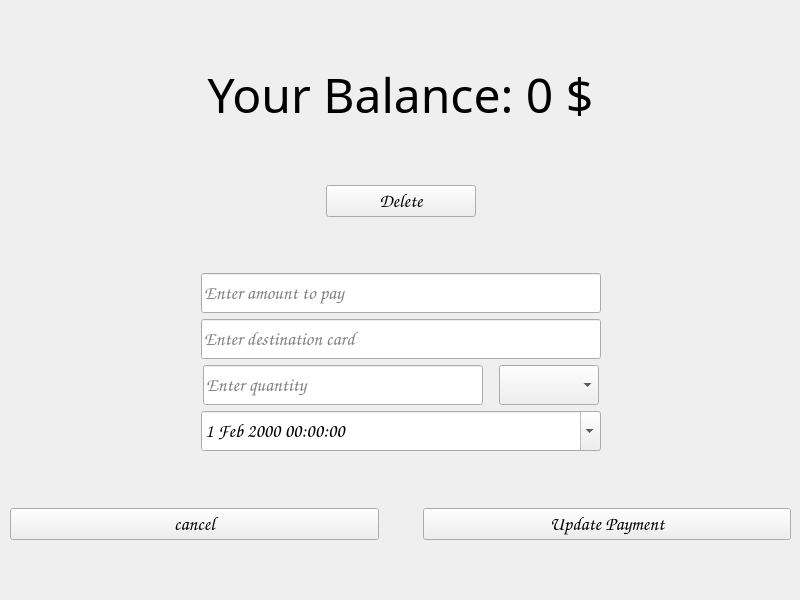
Above: frontend/menus/UpdatePaymentMenu/updatepaymentmenu.ui from grytsiuko/QuadroBank before the change. Below: the same form after it.
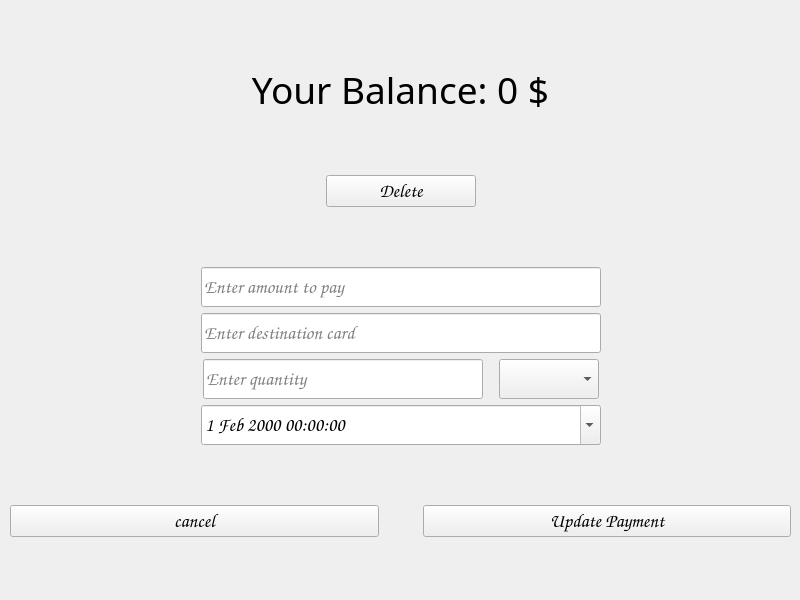
That is the form after the change.

Patch:
```diff
--- a/frontend/menus/UpdatePaymentMenu/updatepaymentmenu.ui
+++ b/frontend/menus/UpdatePaymentMenu/updatepaymentmenu.ui
@@ -47,7 +47,7 @@
       <property name="font">
        <font>
         <family>Playbill</family>
-        <pointsize>36</pointsize>
+        <pointsize>28</pointsize>
        </font>
       </property>
       <property name="text">
```
